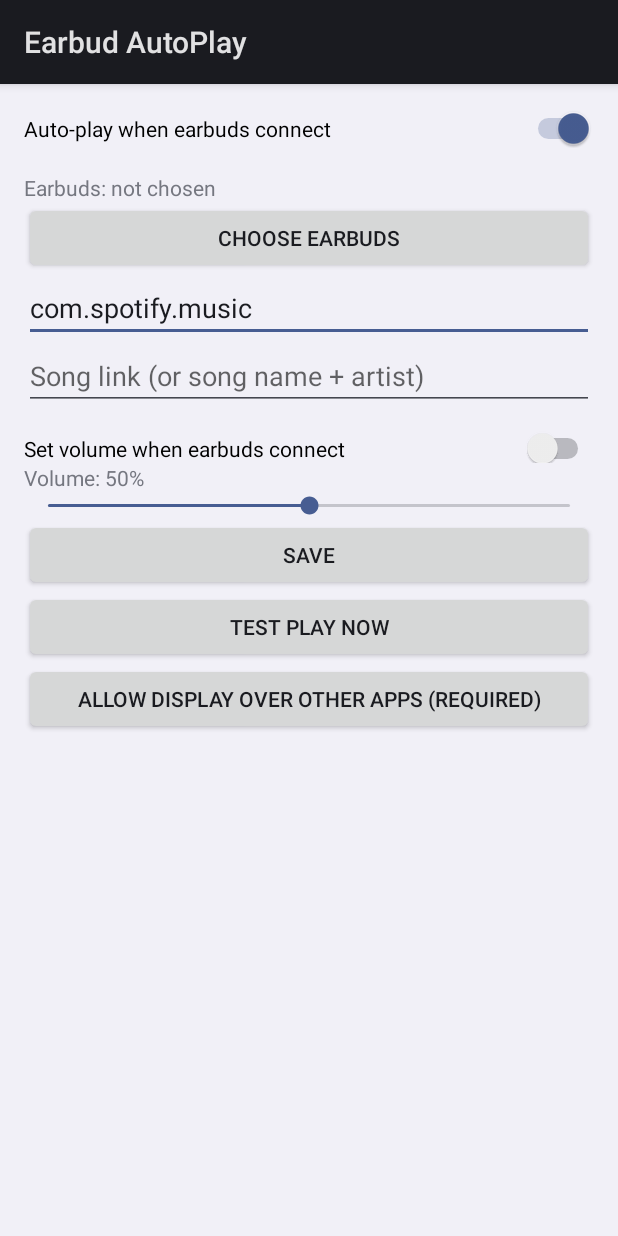
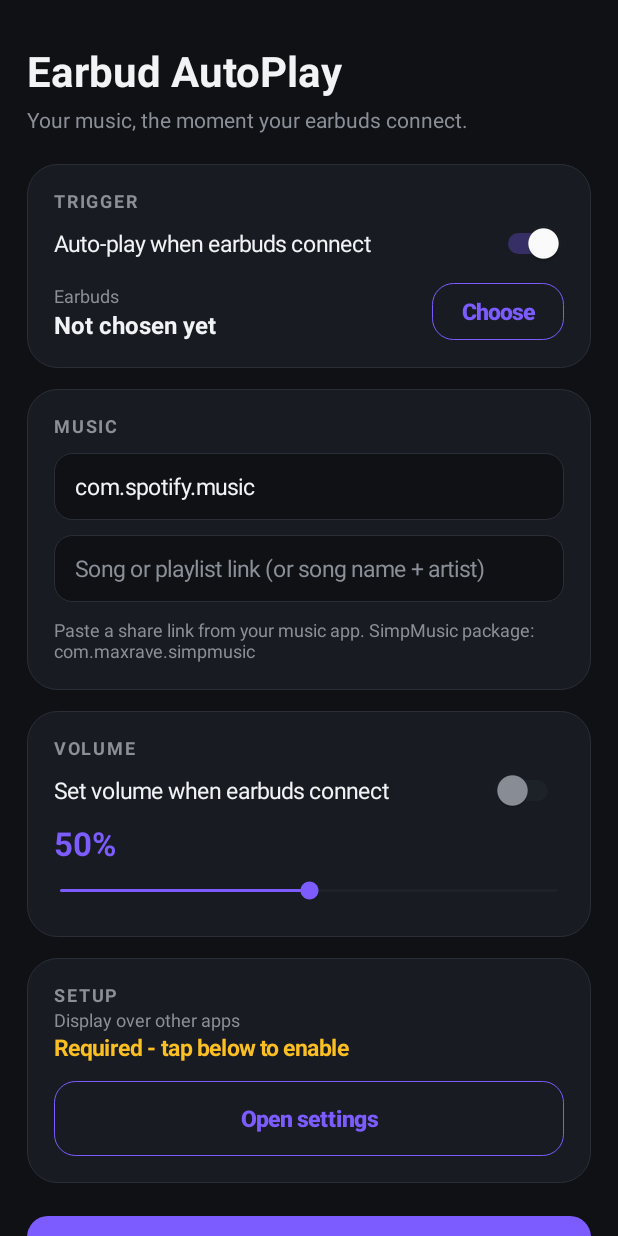
Before and after one commit to dekubhai-cyberpain/Earbuds-app, an Android app: the screen it shows after launch (MainActivity), on a phone screen of 412 x 824 dp. Run offline under Robolectric (Android 15) with nearby library versions, the phone set to English and light mode, and no system bars.

Commit message:
Add files via upload

```diff
--- a/app/src/main/AndroidManifest.xml
+++ b/app/src/main/AndroidManifest.xml
@@ -18,8 +18,10 @@
 
     <application
         android:allowBackup="true"
+        android:icon="@mipmap/ic_launcher"
+        android:roundIcon="@mipmap/ic_launcher"
         android:label="Earbud AutoPlay"
-        android:theme="@android:style/Theme.DeviceDefault.Light.DarkActionBar">
+        android:theme="@android:style/Theme.DeviceDefault.NoActionBar">
 
         <activity android:name=".MainActivity" android:exported="true">
             <intent-filter>
--- a/app/src/main/java/com/example/earbudautoplay/MainActivity.kt
+++ b/app/src/main/java/com/example/earbudautoplay/MainActivity.kt
@@ -7,101 +7,220 @@ import android.app.AlertDialog
 import android.bluetooth.BluetoothManager
 import android.content.Intent
 import android.content.pm.PackageManager
+import android.content.res.ColorStateList
+import android.graphics.Color
+import android.graphics.Typeface
+import android.graphics.drawable.GradientDrawable
+import android.graphics.drawable.RippleDrawable
 import android.net.Uri
 import android.os.Build
 import android.os.Bundle
 import android.os.Handler
 import android.os.Looper
 import android.provider.Settings
+import android.util.TypedValue
+import android.view.Gravity
+import android.view.ViewGroup
 import android.widget.*
 
 class MainActivity : Activity() {
 
-    private lateinit var deviceLabel: TextView
+    private val bg = Color.parseColor("#0F1115")
+    private val cardColor = Color.parseColor("#181B22")
+    private val stroke = Color.parseColor("#2A2E37")
+    private val accent = Color.parseColor("#7C5CFF")
+    private val textColor = Color.parseColor("#F2F3F5")
+    private val muted = Color.parseColor("#8A8F98")
+
+    private val matchParent = ViewGroup.LayoutParams.MATCH_PARENT
+    private val wrapContent = ViewGroup.LayoutParams.WRAP_CONTENT
+
+    private lateinit var deviceName: TextView
+    private lateinit var overlayStatus: TextView
+
+    private fun dp(v: Int) = (v * resources.displayMetrics.density).toInt()
+
+    private fun rounded(fill: Int, radius: Int, strokeColor: Int? = null) = GradientDrawable().apply {
+        setColor(fill)
+        cornerRadius = radius * resources.displayMetrics.density
+        if (strokeColor != null) setStroke(dp(1), strokeColor)
+    }
+
+    private fun label(t: String, size: Float, color: Int, bold: Boolean = false) = TextView(this).apply {
+        text = t
+        setTextSize(TypedValue.COMPLEX_UNIT_SP, size)
+        setTextColor(color)
+        if (bold) setTypeface(typeface, Typeface.BOLD)
+    }
+
+    private fun card(title: String, body: LinearLayout.() -> Unit) = LinearLayout(this).apply {
+        orientation = LinearLayout.VERTICAL
+        background = rounded(cardColor, 20, stroke)
+        setPadding(dp(18), dp(16), dp(18), dp(18))
+        layoutParams = LinearLayout.LayoutParams(matchParent, wrapContent).apply { topMargin = dp(14) }
+        addView(label(title.uppercase(), 12f, muted, true).apply { letterSpacing = 0.1f })
+        body()
+    }
+
+    private fun input(hintText: String, value: String?) = EditText(this).apply {
+        hint = hintText
+        setText(value)
+        setHintTextColor(muted)
+        setTextColor(textColor)
+        setTextSize(TypedValue.COMPLEX_UNIT_SP, 15f)
+        setSingleLine(true)
+        background = rounded(bg, 12, stroke)
+        setPadding(dp(14), dp(12), dp(14), dp(12))
+        layoutParams = LinearLayout.LayoutParams(matchParent, wrapContent).apply { topMargin = dp(10) }
+    }
+
+    private fun pill(t: String, filled: Boolean, small: Boolean, onClick: () -> Unit) = Button(this).apply {
+        text = t
+        isAllCaps = false
+        setTextColor(if (filled) Color.WHITE else accent)
+        setTextSize(TypedValue.COMPLEX_UNIT_SP, 15f)
+        setTypeface(typeface, Typeface.BOLD)
+        stateListAnimator = null
+        val shape = if (filled) rounded(accent, 14) else rounded(Color.TRANSPARENT, 14, accent)
+        background = RippleDrawable(ColorStateList.valueOf(Color.parseColor("#33FFFFFF")), shape, null)
+        if (small) {
+            setPadding(dp(18), 0, dp(18), 0)
+            layoutParams = LinearLayout.LayoutParams(wrapContent, dp(38))
+        } else {
+            layoutParams = LinearLayout.LayoutParams(matchParent, dp(50)).apply { topMargin = dp(12) }
+        }
+        setOnClickListener { onClick() }
+    }
+
+    private fun styledSwitch(t: String, checked: Boolean, onChange: (Boolean) -> Unit) = Switch(this).apply {
+        text = t
+        isChecked = checked
+        setTextColor(textColor)
+        setTextSize(TypedValue.COMPLEX_UNIT_SP, 15f)
+        val states = arrayOf(intArrayOf(android.R.attr.state_checked), intArrayOf())
+        thumbTintList = ColorStateList(states, intArrayOf(Color.WHITE, muted))
+        trackTintList = ColorStateList(states, intArrayOf(accent, stroke))
+        setPadding(0, dp(10), 0, dp(10))
+        setOnCheckedChangeListener { _, on -> onChange(on) }
+    }
 
     override fun onCreate(savedInstanceState: Bundle?) {
         super.onCreate(savedInstanceState)
+        window.statusBarColor = bg
+        window.navigationBarColor = bg
         val prefs = Player.prefs(this)
-        val pad = (16 * resources.displayMetrics.density).toInt()
 
         val root = LinearLayout(this).apply {
             orientation = LinearLayout.VERTICAL
-            setPadding(pad, pad, pad, pad)
+            setPadding(dp(18), dp(28), dp(18), dp(28))
         }
+        root.addView(label("Earbud AutoPlay", 28f, textColor, true))
+        root.addView(label("Your music, the moment your earbuds connect.", 14f, muted).apply {
+            setPadding(0, dp(4), 0, dp(6))
+        })
 
-        val enabled = Switch(this).apply {
-            text = "Auto-play when earbuds connect"
-            isChecked = prefs.getBoolean("enabled", true)
-            setOnCheckedChangeListener { _, on -> prefs.edit().putBoolean("enabled", on).apply() }
-        }
+        // --- Trigger ---
+        deviceName = label(prefs.getString("deviceName", null) ?: "Not chosen yet", 16f, textColor, true)
+        root.addView(card("Trigger") {
+            addView(styledSwitch("Auto-play when earbuds connect", prefs.getBoolean("enabled", true)) {
+                prefs.edit().putBoolean("enabled", it).apply()
+            })
+            val deviceRow = LinearLayout(context).apply {
+                orientation = LinearLayout.HORIZONTAL
+                gravity = Gravity.CENTER_VERTICAL
+                setPadding(0, dp(6), 0, 0)
+            }
+            val names = LinearLayout(context).apply {
+                orientation = LinearLayout.VERTICAL
+                layoutParams = LinearLayout.LayoutParams(0, wrapContent, 1f)
+                addView(label("Earbuds", 12f, muted))
+                addView(deviceName)
+            }
+            deviceRow.addView(names)
+            deviceRow.addView(pill("Choose", false, true) { chooseDevice() })
+            addView(deviceRow)
+        })
 
-        deviceLabel = TextView(this).apply {
-            text = "Earbuds: " + (prefs.getString("deviceName", null) ?: "not chosen")
-            setPadding(0, pad, 0, 0)
-        }
-        val chooseBtn = Button(this).apply {
-            text = "Choose earbuds"
-            setOnClickListener { chooseDevice() }
-        }
+        // --- Music ---
+        val pkgInput = input("Music app package", prefs.getString("pkg", "com.spotify.music"))
+        val songInput = input("Song or playlist link (or song name + artist)", prefs.getString("song", ""))
+        root.addView(card("Music") {
+            addView(pkgInput)
+            addView(songInput)
+            addView(label("Paste a share link from your music app. SimpMusic package: com.maxrave.simpmusic", 12f, muted).apply {
+                setPadding(0, dp(10), 0, 0)
+            })
+        })
 
-        val pkgInput = EditText(this).apply {
-            hint = "Music app package"
-            setText(prefs.getString("pkg", "com.spotify.music"))
-        }
-        val songInput = EditText(this).apply {
-            hint = "Song link (or song name + artist)"
-            setText(prefs.getString("song", ""))
-        }
-
-        val volSwitch = Switch(this).apply {
-            text = "Set volume when earbuds connect"
-            isChecked = prefs.getBoolean("volEnabled", false)
-            setPadding(0, pad, 0, 0)
-            setOnCheckedChangeListener { _, on -> prefs.edit().putBoolean("volEnabled", on).apply() }
-        }
-        val volLabel = TextView(this)
+        // --- Volume ---
+        val volLabel = label("", 22f, accent, true)
         val volBar = SeekBar(this).apply {
             max = 100
             progress = prefs.getInt("volPercent", 50)
+            progressTintList = ColorStateList.valueOf(accent)
+            progressBackgroundTintList = ColorStateList.valueOf(stroke)
+            thumbTintList = ColorStateList.valueOf(accent)
+            setPadding(dp(4), dp(8), dp(4), dp(4))
             setOnSeekBarChangeListener(object : SeekBar.OnSeekBarChangeListener {
                 override fun onProgressChanged(sb: SeekBar?, p: Int, fromUser: Boolean) {
-                    volLabel.text = "Volume: $p%"
+                    volLabel.text = "$p%"
                     if (fromUser) prefs.edit().putInt("volPercent", p).apply()
                 }
                 override fun onStartTrackingTouch(sb: SeekBar?) {}
                 override fun onStopTrackingTouch(sb: SeekBar?) {}
             })
         }
-        volLabel.text = "Volume: ${volBar.progress}%"
+        volLabel.text = "${volBar.progress}%"
+        root.addView(card("Volume") {
+            addView(styledSwitch("Set volume when earbuds connect", prefs.getBoolean("volEnabled", false)) {
+                prefs.edit().putBoolean("volEnabled", it).apply()
+            })
+            addView(volLabel)
+            addView(volBar)
+        })
 
-        val saveBtn = Button(this).apply {
-            text = "Save"
-            setOnClickListener {
-                prefs.edit()
-                    .putString("pkg", pkgInput.text.toString().trim())
-                    .putString("song", songInput.text.toString().trim())
-                    .apply()
-                Toast.makeText(context, "Saved", Toast.LENGTH_SHORT).show()
-            }
-        }
-        val testBtn = Button(this).apply {
-            text = "Test play now"
-            setOnClickListener { saveBtn.performClick(); Player.applyVolume(context); Player.play(context)
-                Handler(Looper.getMainLooper()).postDelayed({ Player.nudgePlay(context) }, 3500)
-            }
-        }
-        val overlayBtn = Button(this).apply {
-            text = "Allow display over other apps (required)"
-            setOnClickListener {
+        // --- Setup ---
+        overlayStatus = label("", 15f, textColor, true)
+        root.addView(card("Setup") {
+            addView(label("Display over other apps", 12f, muted))
+            addView(overlayStatus)
+            addView(pill("Open settings", false, false) {
                 startActivity(
                     Intent(Settings.ACTION_MANAGE_OVERLAY_PERMISSION, Uri.parse("package:$packageName"))
                 )
-            }
+            })
+        })
+
+        // --- Actions ---
+        fun save() {
+            prefs.edit()
+                .putString("pkg", pkgInput.text.toString().trim())
+                .putString("song", songInput.text.toString().trim())
+                .apply()
         }
+        root.addView(pill("Save", true, false) {
+            save()
+            Toast.makeText(this@MainActivity, "Saved", Toast.LENGTH_SHORT).show()
+        }.apply { (layoutParams as LinearLayout.LayoutParams).topMargin = dp(22) })
+        root.addView(pill("Test play now", false, false) {
+            save()
+            Player.applyVolume(this@MainActivity)
+            Player.play(this@MainActivity)
+            Handler(Looper.getMainLooper()).postDelayed({ Player.nudgePlay(this@MainActivity) }, 3500)
+        })
 
-        listOf(enabled, deviceLabel, chooseBtn, pkgInput, songInput, volSwitch, volLabel, volBar, saveBtn, testBtn, overlayBtn)
-            .forEach { root.addView(it) }
-        setContentView(ScrollView(this).apply { addView(root) })
+        setContentView(ScrollView(this).apply {
+            setBackgroundColor(bg)
+            isFillViewport = true
+            addView(root)
+        })
+    }
+
+    override fun onResume() {
+        super.onResume()
+        val ok = Settings.canDrawOverlays(this)
+        overlayStatus.text = if (ok) "Granted \u2713" else "Required - tap below to enable"
+        overlayStatus.setTextColor(Color.parseColor(if (ok) "#4ADE80" else "#FBBF24"))
     }
 
     @SuppressLint("MissingPermission")
@@ -126,7 +245,7 @@ class MainActivity : Activity() {
                     .putString("device", d.address)
                     .putString("deviceName", d.name ?: d.address)
                     .apply()
-                deviceLabel.text = "Earbuds: " + (d.name ?: d.address)
+                deviceName.text = d.name ?: d.address
             }
             .show()
     }
--- a/app/src/main/java/com/example/earbudautoplay/Player.kt
+++ b/app/src/main/java/com/example/earbudautoplay/Player.kt
@@ -15,11 +15,22 @@ object Player {
     private const val SIMPMUSIC = "com.maxrave.simpmusic"
     private val videoId = Regex("(?:[?&]v=|youtu\\.be/|/embed/|/v/)([A-Za-z0-9_-]{11})")
 
-    /** For SimpMusic, turn any YouTube / YouTube Music link into its own simpmusic:// link. */
+    private val listId = Regex("[?&]list=([A-Za-z0-9_-]+)")
+
+    /**
+     * For SimpMusic, turn a YouTube / YouTube Music link into its own simpmusic:// link.
+     * Handles single songs, playlists, and songs opened from within a playlist.
+     */
     private fun toDeepLink(pkg: String, link: String): String {
         if (pkg != SIMPMUSIC) return link
-        val id = videoId.find(link)?.groupValues?.get(1) ?: return link
-        return "simpmusic://watch?v=$id"
+        val vid = videoId.find(link)?.groupValues?.get(1)
+        val list = listId.find(link)?.groupValues?.get(1)
+        return when {
+            vid != null && list != null -> "simpmusic://watch?v=$vid&list=$list"
+            vid != null -> "simpmusic://watch?v=$vid"
+            list != null -> "simpmusic://playlist?list=$list"
+            else -> link
+        }
     }
 
     /** Sends a media "play" key press (does nothing if already playing). */
--- /dev/null
+++ b/app/src/main/res/drawable/ic_launcher_foreground.xml
@@ -0,0 +1,18 @@
+<?xml version="1.0" encoding="utf-8"?>
+<vector xmlns:android="http://schemas.android.com/apk/res/android"
+    android:width="108dp"
+    android:height="108dp"
+    android:viewportWidth="108"
+    android:viewportHeight="108">
+    <path
+        android:pathData="M33,60 L33,54 A21,21 0 0,1 75,54 L75,60"
+        android:strokeColor="#FFFFFF"
+        android:strokeWidth="5"
+        android:strokeLineCap="round" />
+    <path
+        android:fillColor="#FFFFFF"
+        android:pathData="M28,58 H38 V80 H28 Z" />
+    <path
+        android:fillColor="#FFFFFF"
+        android:pathData="M70,58 H80 V80 H70 Z" />
+</vector>
--- /dev/null
+++ b/app/src/main/res/mipmap-anydpi-v26/ic_launcher.xml
@@ -0,0 +1,5 @@
+<?xml version="1.0" encoding="utf-8"?>
+<adaptive-icon xmlns:android="http://schemas.android.com/apk/res/android">
+    <background android:drawable="@color/ic_launcher_background" />
+    <foreground android:drawable="@drawable/ic_launcher_foreground" />
+</adaptive-icon>
--- /dev/null
+++ b/app/src/main/res/values/colors.xml
@@ -0,0 +1,4 @@
+<?xml version="1.0" encoding="utf-8"?>
+<resources>
+    <color name="ic_launcher_background">#7C5CFF</color>
+</resources>
```
